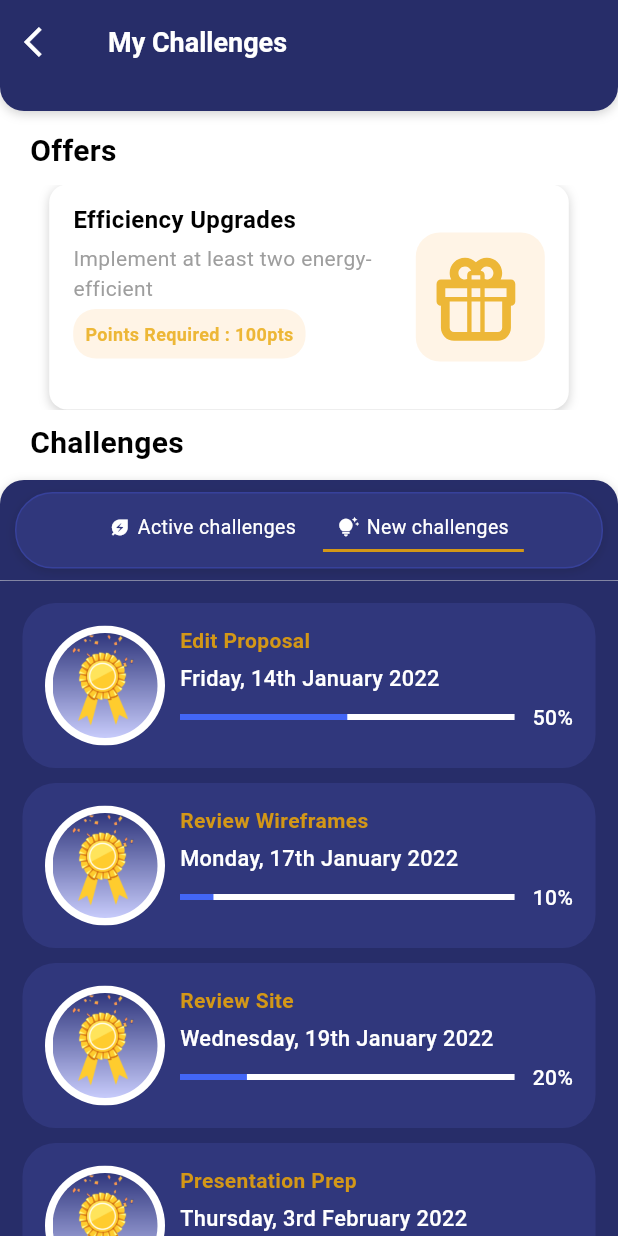
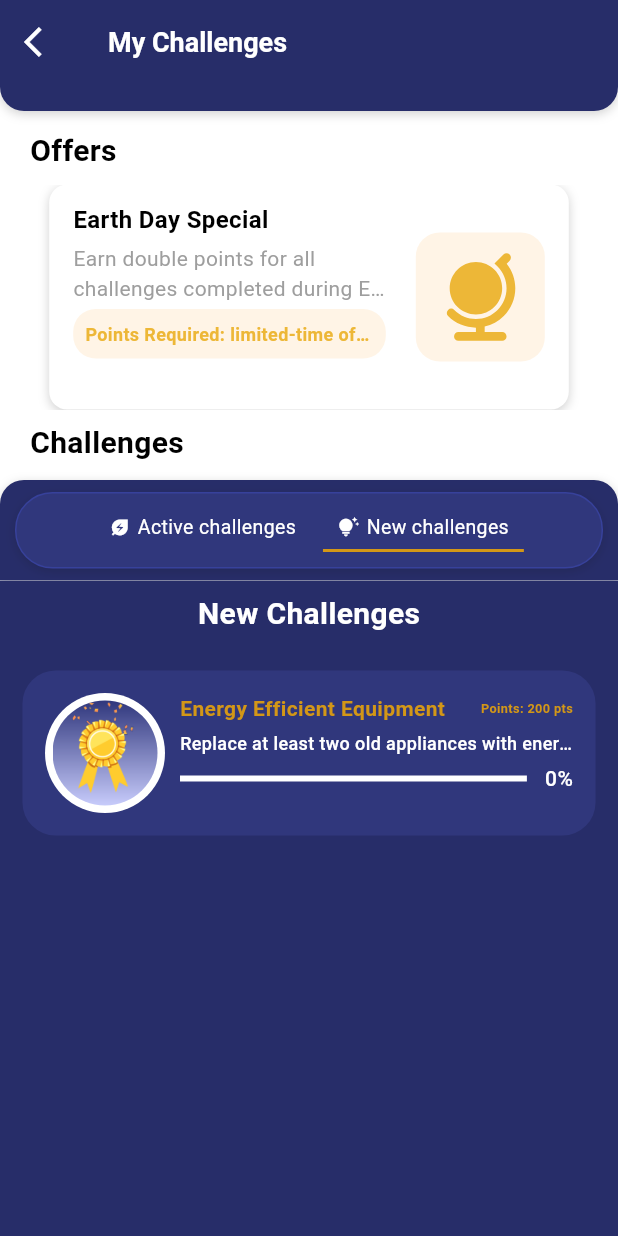
Before and after one commit to wiem-2001/connect, a Flutter app: the screen it shows after launch, after a tap on "Active challenges", on a phone screen of 412 x 824 dp. Run offline on Flutter 3.47's test engine with Material 3 defaults, Android fonts, the phone set to English and light mode, and no system bars; drawn by our look-alikes of carousel_slider; our stand-ins replace camera, get, permission_handler, typicons_flutter; missing offline and left inert: fluttermoji, tflite_v2; network calls fail.

Commit message:
challenges issues fixed

```diff
--- a/lib/challenges/controllers/chalengeController.dart
+++ b/lib/challenges/controllers/chalengeController.dart
@@ -8,42 +8,74 @@ class ChallengesController extends ChangeNotifier {
   PageController pageController = PageController();
   int currentPage = 0;
 
-  final List<Challenge> challenges = [
-    Challenge('Edit Proposal', 'Friday, 14th January 2022', 0.50),
-    Challenge('Review Wireframes', 'Monday, 17th January 2022', 0.10),
-    Challenge('Review Site', 'Wednesday, 19th January 2022', 0.20),
-    Challenge('Presentation Prep', 'Thursday, 3rd February 2022', 0.30),
-    Challenge('Blog Page', 'Monday, 7th February 2022', 0.40),
-    Challenge('Complete Checkout Page', 'Monday, 7th February 2022', 0.70),
-    Challenge('New Process Prototype', 'Tuesday, 15th March 2022', 0.80),
-    Challenge('Design Mockups', 'Wednesday, 23rd March 2022', 0.90),
-  ];
+final List<Challenge> challenges = [
+  Challenge(
+    'Unplug Devices',
+    'Unplug all non-essential devices before leaving the office.',
+    'Every day at 6 PM',
+     0.30,
+    10,
+    true
+  ),
+    Challenge(
+    'Turn Off Unnecessary Lights ',
+    'Ensure all non-essential lights are turned off after work hours for a week.',
+    'Every day at 6 PM',
+    0.50,
+    30,
+    true
+  ),
+      Challenge(
+    'Energy Efficient Equipment ',
+    'Replace at least two old appliances with energy-efficient ones.',
+    'Every day at 6 PM',
+    0.0,
+    200,
+    false
+  ),
+];
 
 static final List<Map<String, dynamic>> offers = [
     {
-      'title': 'Efficiency Upgrades',
-      'description': 'Implement at least two energy-efficient',
-      'points': '100pts',
-      'icon': Typicons.gift,
-      'iconColor': Color(0xFFEDB737),
+      'title': 'Earth Day Special',
+      'description': 'Earn double points for all challenges completed during Earth Week.',
+      'points': 'limited-time offer',
+      'icon': Typicons.globe
     },
     {
-      'title': 'Reduce Consumption',
-      'description': 'Reduce energy consumption by 10%',
-      'points': '200pts',
+      'title': 'New Year, New Savings Pack',
+      'description': 'Start the new year with a bang! Use 500 points to get a pack of energy-saving devices and tips.',
+      'points': '500pts',
+      'icon': Typicons.calendar,
+    },
+      {
+      'title': 'Summer Cooling Equipment Discount',
+      'description': 'Beat the heat! Use 350 points to get a discount on energy-efficient cooling equipment.',
+      'points': '350pts',
+      'icon': Typicons.thermometer,
+    },
+    {
+      'title': 'Anniversary Celebration',
+      'description': 'Celebrate our anniversary with double points on all completed challenges.',
+      'points': '350pts',
       'icon': Typicons.gift,
-      'iconColor': Color(0xFF73EDB7),
     },
   ];
 
 
+  // Get active challenges
+  List<Challenge> get activeChallenges {
+    return challenges.where((challenge) => challenge.isActive).toList();
+  }
+
+  // Get new challenges
+  List<Challenge> get newChallenges {
+    return challenges.where((challenge) => !challenge.isActive).toList();
+  }
+
   void changePage(int pageIndex) {
-    pageController.animateToPage(
-      pageIndex,
-      duration: Duration(milliseconds: 300),
-      curve: Curves.easeInOut,
-    );
     currentPage = pageIndex;
+    pageController.jumpToPage(pageIndex);
     notifyListeners();
   }
 }
--- a/lib/challenges/models/challengeModel.dart
+++ b/lib/challenges/models/challengeModel.dart
@@ -1,7 +1,17 @@
 class Challenge {
   final String title;
+  final String description;
   final String dueDate;
   final double percentageComplete;
+  final int points;
+  bool isActive= false;
 
-  Challenge(this.title, this.dueDate, this.percentageComplete);
+  Challenge(
+  this.title,
+  this.description,
+  this.dueDate,
+  this.percentageComplete,
+  this.points,
+  this.isActive ,
+  );
 }
--- a/lib/challenges/models/offerModel.dart
+++ b/lib/challenges/models/offerModel.dart
@@ -1,11 +1,16 @@
+import 'package:flutter/material.dart';
+import 'package:typicons_flutter/typicons_flutter.dart';
+
 class Offer {
   final String title;
   final String description;
   final int pointsRequired;
+  final TypIconData icon;
 
   Offer({
     required this.title,
     required this.description,
     required this.pointsRequired,
+    required this.icon
   });
 }
--- a/lib/challenges/views/challengesItem.dart
+++ b/lib/challenges/views/challengesItem.dart
@@ -1,7 +1,6 @@
 import 'package:flutter/material.dart';
 import 'package:my_first_app/Utils/ImageUtils%20.dart';
 import 'dart:math'; // Import for Random class
-
 import 'package:my_first_app/challenges/models/challengeModel.dart';
 import 'package:my_first_app/challenges/views/CircularImageContainer%20.dart';
 
@@ -37,6 +36,9 @@ class ChallengesItem extends StatelessWidget {
                 child: Column(
                   crossAxisAlignment: CrossAxisAlignment.start,
                   children: [
+                    Row(
+                      mainAxisAlignment: MainAxisAlignment.spaceBetween,
+                      children: [
                         Text(
                           challenge.title,
                           style: const TextStyle(
@@ -45,16 +47,33 @@ class ChallengesItem extends StatelessWidget {
                             color: Color.fromARGB(255, 211, 151, 23),
                             decoration: TextDecoration.none,
                           ),
+                          overflow: TextOverflow.ellipsis,
+                                maxLines: 1,
+                        ),
+                        Text(
+                          'Points: ${challenge.points} pts',
+                          style: const TextStyle(
+                            fontSize: 8.5,
+                            fontWeight: FontWeight.bold,
+                            color: Color.fromARGB(255, 211, 151, 23),
+                            decoration: TextDecoration.none,
+                          ),
+                          overflow: TextOverflow.ellipsis,
+                                maxLines: 1,
+                        ),
+                      ],
                     ),
                     const SizedBox(height: 5),
                     Text(
-                      challenge.dueDate,
+                      challenge.description,
                       style: TextStyle(
-                        fontSize: 14.5,
+                        fontSize: 12,
                         fontWeight: FontWeight.w500,
                         color: Colors.white,
                         decoration: TextDecoration.none,
                       ),
+                      overflow: TextOverflow.ellipsis,
+                                maxLines: 1,
                     ),
                     const SizedBox(height: 5),
                     Row(
@@ -77,6 +96,7 @@ class ChallengesItem extends StatelessWidget {
                             color: Colors.white,
                             decoration: TextDecoration.none,
                           ),
+
                         ),
                       ],
                     ),
--- a/lib/challenges/views/challengesOffersView.dart
+++ b/lib/challenges/views/challengesOffersView.dart
@@ -124,9 +124,9 @@ class _ChallengesWidgetState extends State<ChallengesWidget> with TickerProvider
                       child: Row(
                         mainAxisAlignment: MainAxisAlignment.center,
                         children: [
-                          _buildPageIndicator(0, 'Active challenges', Icons.energy_savings_leaf),
+                          _buildPageIndicator(1, 'Active challenges', Icons.energy_savings_leaf),
                           SizedBox(width: 8),
-                          _buildPageIndicator(1, 'New challenges', Icons.tips_and_updates),
+                          _buildPageIndicator(0, 'New challenges', Icons.tips_and_updates),
                         ],
                       ),
                     ),
@@ -174,21 +174,17 @@ class _ChallengesWidgetState extends State<ChallengesWidget> with TickerProvider
  Widget _buildPageIndicator(int pageIndex, String text, IconData icon) {
   return GestureDetector(
     onTap: () {
-        _pageController.animateToPage(
-          pageIndex,
-          duration: Duration(milliseconds: 300),
-          curve: Curves.easeInOut,
-        );
+      _controller.changePage(pageIndex); // Update this line
     },
     child: Container(
       padding: EdgeInsets.symmetric(horizontal: 10, vertical: 5),
       decoration: BoxDecoration(
-          color: _currentPage == pageIndex
+        color: _controller.currentPage == pageIndex // Update this line
             ? Color.fromARGB(255, 48, 55, 124)
             : Color.fromARGB(255, 48, 55, 124),
         border: Border(
           bottom: BorderSide(
-              color: _currentPage == pageIndex
+            color: _controller.currentPage == pageIndex // Update this line
                 ? Colors.transparent
                 : Color.fromARGB(255, 211, 151, 23),
             width: 2,
@@ -201,13 +197,17 @@ class _ChallengesWidgetState extends State<ChallengesWidget> with TickerProvider
           Icon(
             icon,
             size: 14,
-              color: _currentPage == pageIndex ? Colors.white : Colors.white,
+            color: _controller.currentPage == pageIndex // Update this line
+                ? Colors.white
+                : Colors.white,
           ),
           SizedBox(width: 5),
           Text(
             text,
             style: TextStyle(
-                color: _currentPage == pageIndex ? Colors.white : Colors.white,
+              color: _controller.currentPage == pageIndex // Update this line
+                  ? Colors.white
+                  : Colors.white,
               fontSize: 13,
             ),
           ),
@@ -216,25 +216,36 @@ class _ChallengesWidgetState extends State<ChallengesWidget> with TickerProvider
     ),
   );
 }
+
 Widget _buildChallengesPageView() {
   return PageView(
     controller: _controller.pageController,
     onPageChanged: (int page) {
-        setState(() {
-          _controller.currentPage = page;
-        });
+      _controller.changePage(page); // Update this line
     },
     children: [
-        _buildChallengesPage('Daily Challenges', _controller.challenges),
-        _buildChallengesPage('Weekly Challenges', _controller.challenges),
+      _buildChallengesPage('Active Challenges', _controller.activeChallenges),
+      _buildChallengesPage('New Challenges', _controller.newChallenges),
     ],
   );
 }
+
 Widget _buildChallengesPage(String title, List<Challenge> challenges) {
   return Container(
     color: Color.fromARGB(255, 39, 45, 105),
     child: Column(
       children: [
+        Padding(
+          padding: const EdgeInsets.all(8.0),
+          child: Text(
+            title,
+            style: TextStyle(
+              color: Colors.white,
+              fontSize: 20,
+              fontWeight: FontWeight.bold,
+            ),
+          ),
+        ),
         Expanded(
           child: ListView.builder(
             padding: const EdgeInsets.all(10),
--- a/lib/challenges/views/offerCardWidget.dart
+++ b/lib/challenges/views/offerCardWidget.dart
@@ -56,6 +56,8 @@ class EmptyZoneCard extends StatelessWidget {
                                   fontSize: 16,
                                   fontWeight: FontWeight.bold,
                                 ),
+                                overflow: TextOverflow.ellipsis,
+                                maxLines: 1,
                               ),
                               SizedBox(height: 4),
                               Text(
@@ -64,6 +66,8 @@ class EmptyZoneCard extends StatelessWidget {
                                   color: Colors.grey,
                                   fontSize: 14,
                                 ),
+                                overflow: TextOverflow.ellipsis,
+                                maxLines: 2,
                               ),
                               SizedBox(height: 4),
                               Container(
@@ -75,12 +79,14 @@ class EmptyZoneCard extends StatelessWidget {
                                   ),
                                 ),
                                 child: Text(
-                                  'Points Required : ${offer['points']}',
+                                  'Points Required: ${offer['points']}',
                                   style: TextStyle(
                                     color: Color(0xFFEDB737),
                                     fontSize: 12,
                                     fontWeight: FontWeight.bold,
                                   ),
+                                  overflow: TextOverflow.ellipsis,
+                                  maxLines: 1,
                                 ),
                               )
                             ],
@@ -102,7 +108,7 @@ class EmptyZoneCard extends StatelessWidget {
                               child: Padding(
                                 padding: const EdgeInsets.all(8.0),
                                 child: Icon(
-                                  Typicons.gift,
+                                   offer['icon'],
                                   size: 70,
                                   color: Color(0xFFEDB737),
                                 ),
```
Lines whose indentation alone changed are shown as unchanged.
